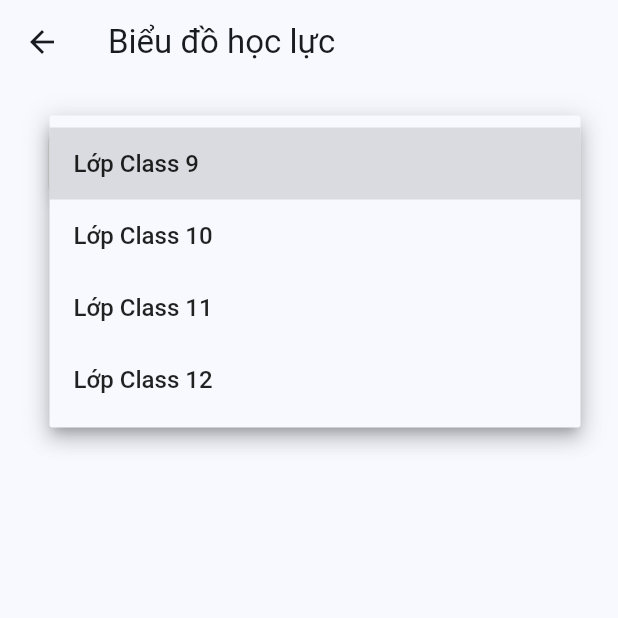
After one commit to mydeptrai2107/Academy-Project, a Flutter app: the StudentPerformancePieChart screen opened directly, after a tap on an icon or button, on a phone screen of 412 x 824 dp, the top half of it. The commit adds this screen. Run offline on Flutter 3.47's test engine with Material 3 defaults, Android fonts, the phone set to English and light mode, and no system bars; our stand-ins replace cloud_firestore, firebase_auth, firebase_core, fl_chart, flutter_bloc, flutter_spinkit and 2 more; accounts and stored records are empty.

Commit message:
feat: thêm biểu đồ

```diff
--- /dev/null
+++ b/lib/Presentation/ClassPerformance/class_performance_screen.dart
@@ -0,0 +1,215 @@
+import 'package:cloud_firestore/cloud_firestore.dart';
+import 'package:fl_chart/fl_chart.dart';
+import 'package:flutter/material.dart';
+
+class StudentPerformancePieChart extends StatefulWidget {
+  const StudentPerformancePieChart({super.key});
+
+  @override
+  State<StudentPerformancePieChart> createState() =>
+      _StudentPerformancePieChartState();
+}
+
+class _StudentPerformancePieChartState
+    extends State<StudentPerformancePieChart> {
+  final List<String> classList = [
+    'Class 9',
+    'Class 10',
+    'Class 11',
+    'Class 12'
+  ];
+  String selectedClass = 'Class 9';
+
+  final FirebaseFirestore _firestore = FirebaseFirestore.instance;
+
+  Map<String, int> categoryCount = {
+    'Giỏi': 0,
+    'Khá': 0,
+    'Trung bình': 0,
+    'Yếu': 0,
+  };
+
+  bool isLoading = true;
+
+  @override
+  void initState() {
+    super.initState();
+    fetchData();
+  }
+
+  Future<void> fetchData() async {
+    setState(() {
+      isLoading = true;
+      categoryCount = {'Giỏi': 0, 'Khá': 0, 'Trung bình': 0, 'Yếu': 0};
+    });
+
+    try {
+      final quizSnapshot = await _firestore
+          .collection('Quizzes')
+          .doc(selectedClass)
+          .collection('quiz')
+          .get();
+
+      // Map studentId -> list of percentages (double)
+      Map<String, List<double>> studentScores = {};
+
+      for (var doc in quizSnapshot.docs) {
+        final data = doc.data();
+        final int totalMarks = (data['totalMarks'] ?? 100);
+
+        if (totalMarks == 0) continue; // tránh chia cho 0
+
+        final students = Map<String, dynamic>.from(data['students'] ?? {});
+
+        students.forEach((studentId, score) {
+          int actualScore = 0;
+          if (score is int) {
+            actualScore = score;
+          } else if (score is String) {
+            actualScore = int.tryParse(score) ?? 0;
+          }
+
+          double percentage = (actualScore / totalMarks) * 100;
+
+          if (!studentScores.containsKey(studentId)) {
+            studentScores[studentId] = [];
+          }
+          studentScores[studentId]!.add(percentage);
+        });
+      }
+
+      // Tính trung bình và phân loại
+      studentScores.forEach((studentId, percentages) {
+        if (percentages.isEmpty) return;
+
+        double avg = percentages.reduce((a, b) => a + b) / percentages.length;
+
+        if (avg.isNaN || avg.isInfinite) return;
+
+        if (avg >= 85) {
+          categoryCount['Giỏi'] = categoryCount['Giỏi']! + 1;
+        } else if (avg >= 70) {
+          categoryCount['Khá'] = categoryCount['Khá']! + 1;
+        } else if (avg >= 50) {
+          categoryCount['Trung bình'] = categoryCount['Trung bình']! + 1;
+        } else {
+          categoryCount['Yếu'] = categoryCount['Yếu']! + 1;
+        }
+      });
+
+      setState(() {
+        isLoading = false;
+      });
+    } catch (e) {
+      setState(() {
+        isLoading = false;
+      });
+    }
+  }
+
+  List<PieChartSectionData> getPieChartSections() {
+    final total = categoryCount.values.fold(0, (sum, val) => sum + val);
+    if (total == 0) return [];
+
+    final colors = [Colors.green, Colors.blue, Colors.orange, Colors.red];
+    final keys = categoryCount.keys.toList();
+
+    return List.generate(4, (i) {
+      final label = keys[i];
+      final count = categoryCount[label]!;
+      final percentage = (count / total * 100).toStringAsFixed(1);
+
+      return PieChartSectionData(
+        color: colors[i],
+        value: count.toDouble(),
+        title: '$label\n$percentage%',
+        radius: 80,
+        titleStyle: const TextStyle(
+          fontSize: 14,
+          fontWeight: FontWeight.bold,
+          color: Colors.white,
+        ),
+      );
+    });
+  }
+
+  @override
+  Widget build(BuildContext context) {
+    return Scaffold(
+      appBar: AppBar(
+        title: const Text('Biểu đồ học lực'),
+      ),
+      body: Padding(
+        padding: const EdgeInsets.all(16.0),
+        child: Column(
+          children: [
+            Padding(
+              padding: const EdgeInsets.symmetric(horizontal: 16, vertical: 12),
+              child: Container(
+                padding: const EdgeInsets.symmetric(horizontal: 16),
+                decoration: BoxDecoration(
+                  color: Colors.white,
+                  borderRadius: BorderRadius.circular(12),
+                  border: Border.all(color: Colors.grey.shade300, width: 1),
+                  boxShadow: [
+                    BoxShadow(
+                      color: Colors.grey.withAlpha(38),
+                      spreadRadius: 2,
+                      blurRadius: 6,
+                      offset: const Offset(0, 3),
+                    ),
+                  ],
+                ),
+                child: DropdownButtonHideUnderline(
+                  child: DropdownButton<String>(
+                    value: selectedClass,
+                    isExpanded: true,
+                    icon: const Icon(Icons.arrow_drop_down,
+                        color: Colors.blueAccent),
+                    style: const TextStyle(
+                      color: Colors.black87,
+                      fontSize: 16,
+                      fontWeight: FontWeight.w500,
+                    ),
+                    items: classList
+                        .map<DropdownMenuItem<String>>((String classNo) {
+                      return DropdownMenuItem<String>(
+                        value: classNo,
+                        child: Text("Lớp $classNo"),
+                      );
+                    }).toList(),
+                    onChanged: (String? value) {
+                      if (value != null && value != selectedClass) {
+                        setState(() {
+                          selectedClass = value;
+                        });
+                        fetchData();
+                      }
+                    },
+                  ),
+                ),
+              ),
+            ),
+            const SizedBox(height: 24),
+            isLoading
+                ? const CircularProgressIndicator()
+                : categoryCount.values.every((v) => v == 0)
+                    ? const Text(
+                        "Không có dữ liệu.",
+                        style: TextStyle(fontWeight: FontWeight.bold),
+                      )
+                    : Expanded(
+                        child: PieChart(
+                          PieChartData(
+                            sections: getPieChartSections(),
+                            centerSpaceRadius: 40,
+                            sectionsSpace: 4,
+                          ),
+                        ),
+                      ),
+          ],
+        ),
+      ),
+    );
+  }
+}
--- a/lib/main.dart
+++ b/lib/main.dart
@@ -1,6 +1,6 @@
+import 'package:ahmed_academy/Presentation/ClassPerformance/login_screen.dart';
 import 'package:ahmed_academy/Settings/theme/theme.dart';
 import 'package:ahmed_academy/firebase_options.dart';
-import 'package:ahmed_academy/home_screen.dart';
 import 'package:firebase_core/firebase_core.dart';
 import 'package:flutter/material.dart';
 
@@ -22,7 +22,7 @@ class MainApp extends StatelessWidget {
       theme: ThemeData(
           colorSchemeSeed: CustomTheme().selectedTextColor,
           scaffoldBackgroundColor: Colors.grey[150]),
-      home: HomeScreen(),
+      home: const AdminLoginScreen(),
     );
   }
 }
--- a/pubspec.yaml
+++ b/pubspec.yaml
@@ -9,8 +9,10 @@ environment:
 dependencies:
   cloud_firestore: ^5.5.1
   connectivity_plus: ^6.1.3
+  firebase_auth: ^5.5.4
   firebase_core: ^3.8.1
   firebase_storage: ^12.4.3
+  fl_chart: ^0.71.0
   flutter:
     sdk: flutter
   # bloc: ^8.1.4
```
Also changed, not shown: lib/Data/Data Providers/quiz_provider.dart (+0 -9 lines), lib/Models/quiz_model.dart (+7 -7 lines), lib/Presentation/ClassPerformance/login_screen.dart (added, +176 -0 lines), lib/home_screen.dart (+23 -6 lines), pubspec.lock, 4 other files.
